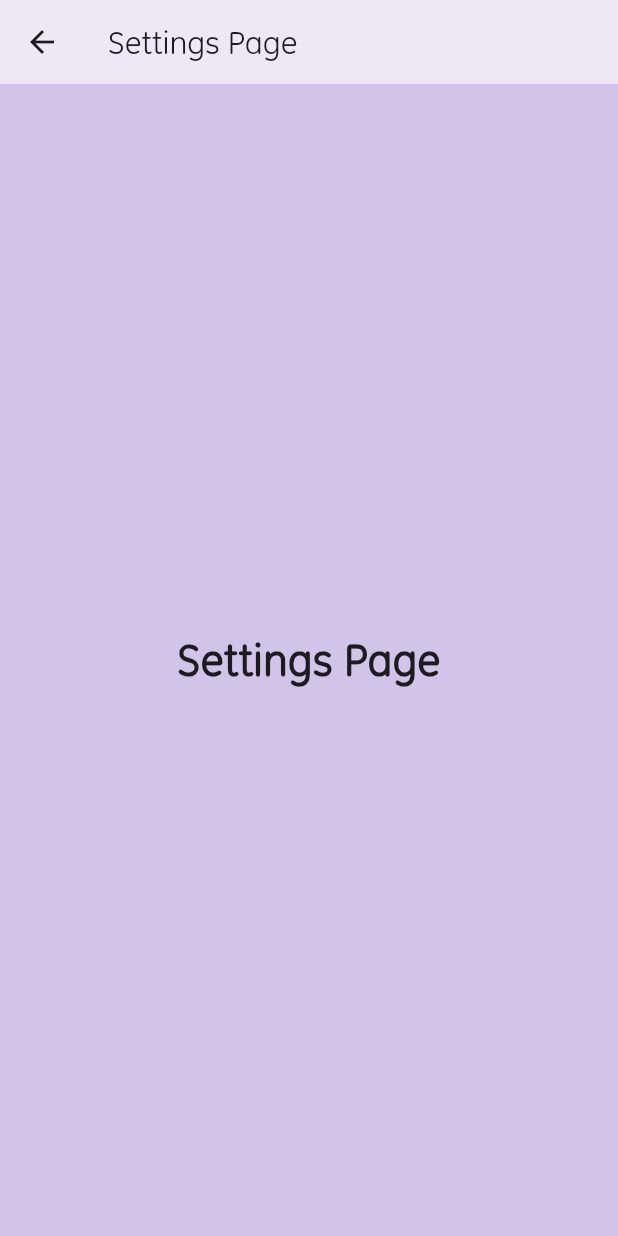
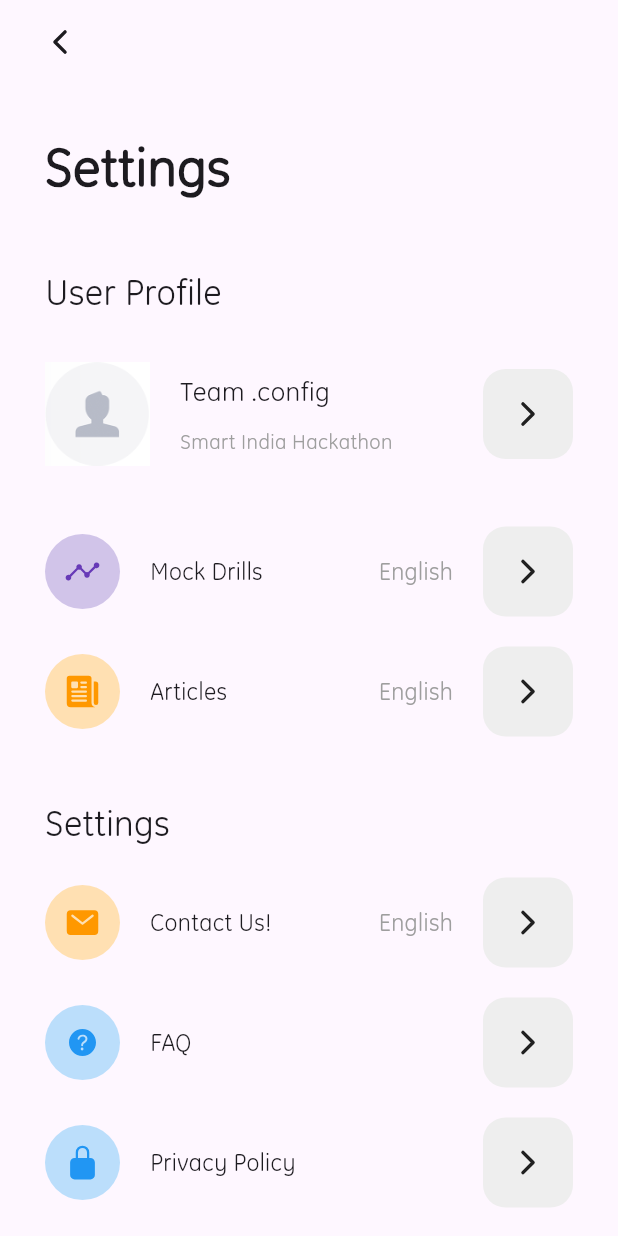
Before and after one commit to dot-config-IIITS/application-SIH-BachavSetu, a Flutter app: the SettingsPage screen opened directly, on a phone screen of 412 x 824 dp. Run offline on Flutter 3.47's test engine with Material 3 defaults, Android fonts, the phone set to English and light mode, and no system bars; our stand-ins replace curved_navigation_bar, image_picker, ionicons, socket_io_client.

Commit message:
Settings Page

```diff
--- a/bachavsetu/lib/login/form.dart
+++ b/bachavsetu/lib/login/form.dart
@@ -2,7 +2,7 @@ import 'package:flutter/material.dart';
 import 'package:flutter/services.dart';
 
 class FormPage extends StatefulWidget {
-  const FormPage({Key? key}) : super(key: key);
+  const FormPage({super.key});
 
   @override
   _FormPageState createState() => _FormPageState();
@@ -45,7 +45,6 @@ class _FormPageState extends State<FormPage> {
   @override
   Widget build(BuildContext context) {
     return Scaffold(
-      resizeToAvoidBottomInset: false,
       backgroundColor: const Color(0xfff7f6fb),
       body: SafeArea(
         child: SingleChildScrollView(
@@ -310,7 +309,7 @@ class _FormPageState extends State<FormPage> {
     }
   }
 
-  Widget _buildDropdownRow({
+  static Widget _buildDropdownRow({
     required String label,
     required String value,
     required ValueChanged<String?> onChanged,
--- /dev/null
+++ b/bachavsetu/lib/settings/forward_button.dart
@@ -0,0 +1,26 @@
+import 'package:flutter/material.dart';
+import 'package:ionicons/ionicons.dart';
+
+class ForwardButton extends StatelessWidget {
+  final Function() onTap;
+  const ForwardButton({
+    super.key,
+    required this.onTap,
+  });
+
+  @override
+  Widget build(BuildContext context) {
+    return GestureDetector(
+      onTap: onTap,
+      child: Container(
+        width: 60,
+        height: 60,
+        decoration: BoxDecoration(
+          color: Colors.grey.shade200,
+          borderRadius: BorderRadius.circular(15),
+        ),
+        child: const Icon(Ionicons.chevron_forward_outline),
+      ),
+    );
+  }
+}
--- /dev/null
+++ b/bachavsetu/lib/settings/setting_item.dart
@@ -0,0 +1,66 @@
+import 'forward_button.dart';
+import 'package:flutter/material.dart';
+import 'package:ionicons/ionicons.dart';
+
+class SettingItem extends StatelessWidget {
+  final String title;
+  final Color bgColor;
+  final Color iconColor;
+  final IconData icon;
+  final Function() onTap;
+  final String? value;
+  const SettingItem({
+    super.key,
+    required this.title,
+    required this.bgColor,
+    required this.iconColor,
+    required this.icon,
+    required this.onTap,
+    this.value,
+  });
+
+  @override
+  Widget build(BuildContext context) {
+    return SizedBox(
+      width: double.infinity,
+      child: Row(
+        children: [
+          Container(
+            height: 50,
+            width: 50,
+            decoration: BoxDecoration(
+              shape: BoxShape.circle,
+              color: bgColor,
+            ),
+            child: Icon(
+              icon,
+              color: iconColor,
+            ),
+          ),
+          const SizedBox(width: 20),
+          Text(
+            title,
+            style: const TextStyle(
+              fontSize: 16,
+              fontWeight: FontWeight.w500,
+            ),
+          ),
+          const Spacer(),
+          value != null
+              ? Text(
+                  value!,
+                  style: const TextStyle(
+                    fontSize: 16,
+                    color: Colors.grey,
+                  ),
+                )
+              : const SizedBox(),
+          const SizedBox(width: 20),
+          ForwardButton(
+            onTap: onTap,
+          ),
+        ],
+      ),
+    );
+  }
+}
--- a/bachavsetu/lib/settings/settings_page.dart
+++ b/bachavsetu/lib/settings/settings_page.dart
@@ -1,27 +1,171 @@
 import 'package:flutter/material.dart';
+import 'package:ionicons/ionicons.dart';
+import 'edit_item.dart';
+import 'forward_button.dart';
+import 'setting_item.dart';
+import 'setting_switch.dart';
+import 'edit_screen.dart';
+import 'package:bachavsetu/login/form.dart';
 
 class SettingsPage extends StatefulWidget {
   const SettingsPage({super.key});
 
   @override
-  State<SettingsPage> createState() => _SettingsPageState();
+  State<SettingsPage> createState() => _AccountScreenState();
 }
 
-class _SettingsPageState extends State<SettingsPage> {
+class _AccountScreenState extends State<SettingsPage> {
+  bool isDarkMode = false;
+
   @override
   Widget build(BuildContext context) {
     return Scaffold(
       appBar: AppBar(
-        title: const Text('Settings Page'),
-        backgroundColor: Colors.deepPurple.shade50,
+        leading: IconButton(
+          onPressed: () {},
+          icon: const Icon(Ionicons.chevron_back_outline),
+        ),
+        leadingWidth: 80,
       ),
-      backgroundColor: Colors.deepPurple.shade100,
-      body: const Center(
-        child: Text(
-          'Settings Page',
-          style: TextStyle(
-            fontSize: 30,
-            fontWeight: FontWeight.bold,
+      body: SingleChildScrollView(
+        child: Padding(
+          padding: const EdgeInsets.all(30),
+          child: Column(
+            crossAxisAlignment: CrossAxisAlignment.start,
+            children: [
+              const Text(
+                "Settings",
+                style: TextStyle(
+                  fontSize: 36,
+                  fontWeight: FontWeight.bold,
+                ),
+              ),
+              const SizedBox(height: 40),
+              const Text(
+                "User Profile",
+                style: TextStyle(
+                  fontSize: 24,
+                  fontWeight: FontWeight.w500,
+                ),
+              ),
+              const SizedBox(height: 30),
+              SizedBox(
+                width: double.infinity,
+                child: Row(
+                  children: [
+                    Image.asset("assets/settingsAssets/avatar.png", width: 70, height: 70),
+                    const SizedBox(width: 20),
+                    const Column(
+                      crossAxisAlignment: CrossAxisAlignment.start,
+                      children: [
+                        Text(
+                          "Team .config",
+                          style: TextStyle(
+                            fontSize: 18,
+                            fontWeight: FontWeight.w500,
+                          ),
+                        ),
+                        SizedBox(height: 10),
+                        Text(
+                          "Smart India Hackathon",
+                          style: TextStyle(
+                            fontSize: 14,
+                            color: Colors.grey,
+                          ),
+                        )
+                      ],
+                    ),
+                    const Spacer(),
+                    ForwardButton(
+                      onTap: () {
+                        // print("Button Clicked!!");
+                        Navigator.push(
+                          context,
+                          MaterialPageRoute(
+                            builder: (context) => const EditAccountScreen(),
+                          ),
+                        );
+                      },
+                    )
+                  ],
+                ),
+              ),
+              const SizedBox(height: 40),
+              SettingItem(
+                title: "Mock Drills",
+                icon: Ionicons.analytics,
+                bgColor: Colors.deepPurple.shade100,
+                iconColor: Colors.deepPurple,
+                value: "English",
+                onTap: () {},
+              ),
+              const SizedBox(height: 20),
+              SettingItem(
+                title: "Articles",
+                icon: Ionicons.newspaper,
+                bgColor: Colors.orange.shade100,
+                iconColor: Colors.orange,
+                value: "English",
+                onTap: () {},
+              ),
+              const SizedBox(height: 40),
+              const Text(
+                "Settings",
+                style: TextStyle(
+                  fontSize: 24,
+                  fontWeight: FontWeight.w500,
+                ),
+              ),
+              const SizedBox(height: 20),
+              SettingItem(
+                title: "Contact Us!",
+                icon: Ionicons.mail,
+                bgColor: Colors.orange.shade100,
+                iconColor: Colors.orange,
+                value: "English",
+                onTap: () {},
+              ),
+              const SizedBox(height: 20),
+              SettingItem(
+                title: "FAQ",
+                icon: Ionicons.help_circle,
+                bgColor: Colors.blue.shade100,
+                iconColor: Colors.blue,
+                onTap: () {},
+              ),
+              const SizedBox(height: 20),
+              SettingItem(
+                title: "Privacy Policy",
+                icon: Ionicons.lock_closed,
+                bgColor: Colors.blue.shade100,
+                iconColor: Colors.blue,
+                onTap: () {},
+              ),
+              const SizedBox(height: 20),
+              SettingItem(
+                title: "Terms of Service",
+                icon: Ionicons.document,
+                bgColor: Colors.blue.shade100,
+                iconColor: Colors.blue,
+                onTap: () {},
+              ),
+              const SizedBox(height: 20),
+              SettingItem(
+                title: "Send Feedback",
+                icon: Ionicons.chatbubble,
+                bgColor: Colors.blue.shade100,
+                iconColor: Colors.blue,
+                onTap: () {},
+              ),
+              const SizedBox(height: 20),
+              SettingItem(
+                title: "Help",
+                icon: Ionicons.help_circle,
+                bgColor: Colors.red.shade100,
+                iconColor: Colors.red,
+                onTap: () {},
+              ),
+            ],
           ),
         ),
       ),
```
Also changed, not shown: bachavsetu/lib/main.dart (+5 -2 lines), bachavsetu/lib/settings/edit_item.dart (added, +35 -0 lines), bachavsetu/lib/settings/edit_item2.dart (added, +22 -0 lines), bachavsetu/lib/settings/edit_screen.dart (added, +242 -0 lines), bachavsetu/lib/settings/setting_switch.dart (added, +61 -0 lines).
